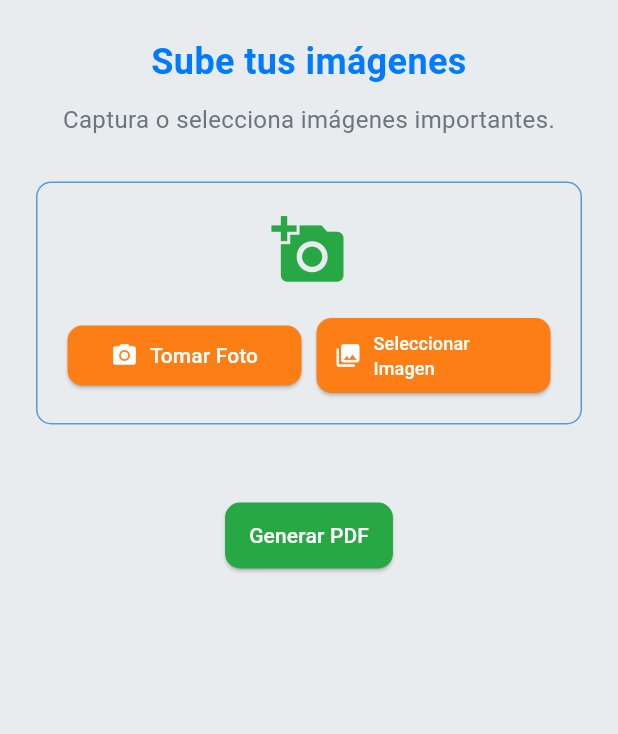
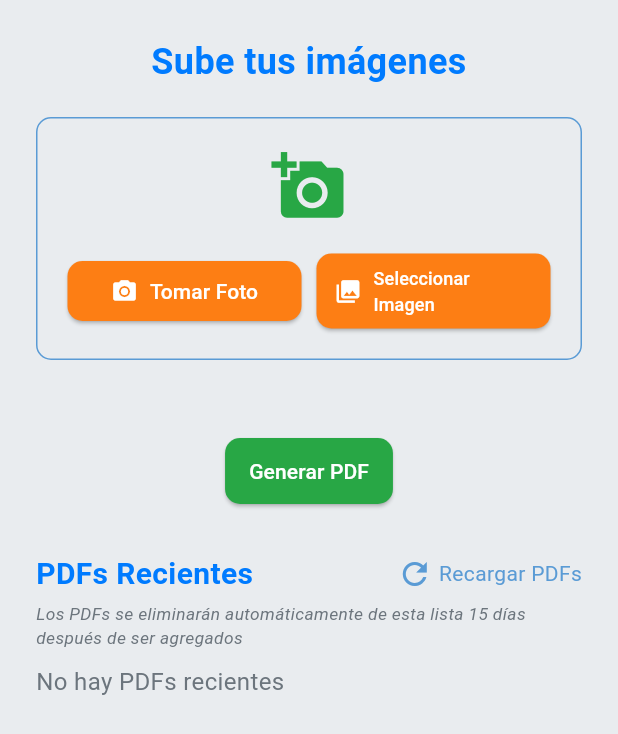
Before and after one commit to leonardoarrieta30/Dago, a Flutter app: the UploadFile screen opened directly, after a tap on "Tomar Foto", on a phone screen of 412 x 824 dp. Shown: the top 734 px of the screen. Run offline on Flutter 3.47's test engine with Material 3 defaults, Android fonts, the light colour scheme and no system bars; our stand-ins replace image_picker, pdf, permission_handler, printing, share_plus, shared_preferences; accounts and stored records are empty.

Commit message:
se agrego view recent pdfs y caracteristicas

```diff
--- a/lib/components/profile.dart
+++ b/lib/components/profile.dart
@@ -260,6 +260,7 @@ class _ProfilePageState extends State<ProfilePage> {
   void _logout() async {
     SharedPreferences prefs = await SharedPreferences.getInstance();
     await prefs.remove('usuario');
+    await prefs.remove('social_networks');
     Navigator.of(context)
         .pushNamedAndRemoveUntil('/login', (Route<dynamic> route) => false);
   }
--- a/lib/components/upload_file.dart
+++ b/lib/components/upload_file.dart
@@ -42,6 +42,10 @@ class _UploadFileState extends State<UploadFile> {
   bool _isLoading = true;
   bool _isGeneratingPDF = false;
 
+  List<Document> _recentPDFs = [];
+  bool _isLoadingPDFs = false;
+  String? _lastGeneratedPDFName;
+
   // Paleta de colores
   final Color primaryColor = Color(0xFF007BFF);
   final Color accentColor = Color(0xFF28A745);
@@ -58,6 +62,9 @@ class _UploadFileState extends State<UploadFile> {
     // jobTitleController = TextEditingController();
     // bioController = TextEditingController();
     _loadData();
+    WidgetsBinding.instance.addPostFrameCallback((_) {
+      _loadPDFs();
+    });
   }
 
   // Future<void> _clearCache() async {
@@ -65,36 +72,39 @@ class _UploadFileState extends State<UploadFile> {
   //   await prefs.remove('cached_docs');
   // }
 
-  // Future<void> _loadRecentPDFs() async {
-  //   if (_user != null && _httpHelper != null) {
-  //     try {
-  //       SharedPreferences prefs = await SharedPreferences.getInstance();
-  //       String? cachedDocs = prefs.getString('cached_docs');
+  @override
+  void dispose() {
+    _lastGeneratedPDFName =
+        null; // Resetea el nombre del PDF al salir del componente
+    super.dispose();
+  }
 
-  //       if (cachedDocs != null) {
-  //         // Si hay documentos en caché, úsalos
-  //         List<dynamic> decodedDocs = jsonDecode(cachedDocs);
-  //         _recentPDFs =
-  //             decodedDocs.map((doc) => Document.fromJson(doc)).toList();
-  //         print('Loaded ${_recentPDFs?.length} PDFs from cache');
-  //       } else {
-  //         // Si no hay caché, carga desde la API
-  //         print('Loading PDFs for user ID: ${_user!.id}');
-  //         final recentDocs =
-  //             await _httpHelper!.getDocumentosByUserId(_user!.id);
-  //         _recentPDFs = recentDocs;
-  //         print('Loaded ${_recentPDFs?.length} PDFs from API');
-
-  //         // Guarda los documentos en caché
-  //         await prefs.setString('cached_docs', jsonEncode(_recentPDFs));
-  //       }
-  //     } catch (e) {
-  //       print('Error al cargar PDFs recientes: $e');
-  //     }
-  //   } else {
-  //     print('User or httpHelper is null');
-  //   }
-  // }
+  Future<void> _loadPDFs() async {
+    if (_user != null && _httpHelper != null) {
+      setState(() => _isLoadingPDFs = true);
+      try {
+        print('Loading PDFs for user ID: ${_user!.id}');
+        final recentDocs = await _httpHelper!.getDocumentosByUserId(_user!.id);
+        if (mounted) {
+          setState(() {
+            _recentPDFs = _filterOldPDFs(recentDocs)
+              // _recentPDFs = recentDocs
+              ..sort((a, b) => b.fechaSubida.compareTo(a.fechaSubida));
+            _isLoadingPDFs = false;
+          });
+        }
+        print('Loaded ${_recentPDFs.length} PDFs from API');
+      } catch (e) {
+        print('Error al cargar PDFs recientes: $e');
+        if (mounted) {
+          setState(() => _isLoadingPDFs = false);
+        }
+      }
+    } else {
+      print(
+          'User or httpHelper is null. User: $_user, HttpHelper: $_httpHelper');
+    }
+  }
 
   Future<void> _loadUsuario() async {
     SharedPreferences prefs = await SharedPreferences.getInstance();
@@ -118,11 +128,23 @@ class _UploadFileState extends State<UploadFile> {
     //   print(_user?.id);
     //   await _loadRecentPDFs();
     // }
+    WidgetsBinding.instance.addPostFrameCallback((_) {
+      _loadPDFs();
+    });
 
     if (mounted) {
       // Verificar nuevamente si el widget está montado antes de llamar a setState
       setState(() => _isLoading = false);
     }
+  }
+
+  //esta para un dia veremos mañana
+  List<Document> _filterOldPDFs(List<Document> pdfs) {
+    final now = DateTime.now();
+    return pdfs.where((pdf) {
+      final difference = now.difference(pdf.fechaSubida);
+      return difference.inDays < 15;
+    }).toList();
   }
 
   @override
@@ -181,6 +203,7 @@ class _UploadFileState extends State<UploadFile> {
 
         setState(() {
           _images.add(newImage);
+          _lastGeneratedPDFName = null;
         });
 
         final appDir = await getApplicationDocumentsDirectory();
@@ -196,36 +219,62 @@ class _UploadFileState extends State<UploadFile> {
 
     Future<String?> _getPDFTitle() async {
       String? title;
-      await showDialog(
+      bool? confirmed = await showDialog<bool>(
         context: context,
+        barrierDismissible:
+            false, // Previene cerrar el diálogo tocando fuera de él
         builder: (BuildContext context) {
+          return StatefulBuilder(builder: (context, setState) {
             return AlertDialog(
               title: Text('Título del PDF'),
-            content: TextField(
+              content: Column(
+                mainAxisSize: MainAxisSize.min,
+                children: [
+                  TextField(
                     onChanged: (value) {
+                      setState(() {
                         title = value;
+                      });
                     },
                     decoration:
                         InputDecoration(hintText: "Ingrese el título del PDF"),
+                  ),
+                  if (title != null && title!.isEmpty)
+                    Padding(
+                      padding: const EdgeInsets.only(top: 8.0),
+                      child: Text(
+                        "Por favor, ingrese un título",
+                        style: TextStyle(color: Colors.red, fontSize: 12),
+                      ),
+                    ),
+                ],
               ),
               actions: <Widget>[
                 TextButton(
                   child: Text('Cancelar'),
                   onPressed: () {
-                  Navigator.of(context).pop();
+                    Navigator.of(context).pop(false);
                   },
                 ),
                 TextButton(
                   child: Text('Guardar'),
                   onPressed: () {
-                  Navigator.of(context).pop(title);
+                    if (title == null || title!.isEmpty) {
+                      setState(() {
+                        title = ""; // Esto activará el mensaje de advertencia
+                      });
+                    } else {
+                      Navigator.of(context).pop(true);
+                    }
                   },
                 ),
               ],
             );
+          });
         },
       );
-      return title;
+
+      return confirmed == true ? title : null;
     }
 
     Future<String?> _generateAndSharePDF() async {
@@ -243,7 +292,10 @@ class _UploadFileState extends State<UploadFile> {
 
       try {
         String? pdfTitle = await _getPDFTitle();
-        if (pdfTitle == null) return null; // El usuario canceló la operación
+        if (pdfTitle == null || pdfTitle.isEmpty) {
+          setState(() => _isGeneratingPDF = false);
+          return null; // El usuario canceló la operación o no ingresó un título
+        }
 
         showDialog(
           context: context,
@@ -323,6 +375,8 @@ class _UploadFileState extends State<UploadFile> {
         if (mounted) {
           setState(() {
             _generatedPDFPath = file.path;
+            _lastGeneratedPDFName = pdfTitle;
+            _images.clear();
             // _recentPDFs.insert(
             //     0,
             //     RecentPDF(
@@ -359,9 +413,19 @@ class _UploadFileState extends State<UploadFile> {
       }
     }
 
+    void _deleteImage(int index) {
+      setState(() {
+        _images.removeAt(index);
+      });
+    }
+
     Future<void> _sharePDF() async {
       if (_generatedPDFPath != null) {
         await Share.shareFiles([_generatedPDFPath!], text: 'Aquí está tu PDF');
+        // setState(() {
+        //   _lastGeneratedPDFName =
+        //       null; // Resetea el nombre después de compartir
+        // });
       } else {
         ScaffoldMessenger.of(context).showSnackBar(
           SnackBar(content: Text('Primero debes generar el PDF')),
@@ -432,13 +496,13 @@ class _UploadFileState extends State<UploadFile> {
                       color: primaryColor),
                   textAlign: TextAlign.center,
                 ),
-                SizedBox(height: 10),
-                Text(
-                  'Captura o selecciona imágenes importantes.',
-                  style: TextStyle(fontSize: 16, color: textColor),
-                  textAlign: TextAlign.center,
-                ),
-                SizedBox(height: 30),
+                // SizedBox(height: 10),
+                // Text(
+                //   'Captura o selecciona imágenes importantes.',
+                //   style: TextStyle(fontSize: 16, color: textColor),
+                //   textAlign: TextAlign.center,
+                // ),
+                SizedBox(height: 20),
                 Container(
                   decoration: BoxDecoration(
                     border: Border.all(color: secondaryTextColor),
@@ -508,8 +572,11 @@ class _UploadFileState extends State<UploadFile> {
                       scrollDirection: Axis.horizontal,
                       itemCount: _images.length,
                       itemBuilder: (context, index) {
-                        return GestureDetector(
-                          onTap: () => _showDescriptionDialog(_images[index]),
+                        return Stack(
+                          children: [
+                            GestureDetector(
+                              onTap: () =>
+                                  _showDescriptionDialog(_images[index]),
                               child: Padding(
                                 padding: const EdgeInsets.only(right: 8.0),
                                 child: Column(
@@ -535,12 +602,14 @@ class _UploadFileState extends State<UploadFile> {
                                         textAlign: TextAlign.center,
                                         style: TextStyle(
                                           fontSize: 12,
-                                      color:
-                                          _images[index].description.isNotEmpty
+                                          color: _images[index]
+                                                  .description
+                                                  .isNotEmpty
                                               ? Colors.black
                                               : Colors.grey,
-                                      fontStyle:
-                                          _images[index].description.isNotEmpty
+                                          fontStyle: _images[index]
+                                                  .description
+                                                  .isNotEmpty
                                               ? FontStyle.normal
                                               : FontStyle.italic,
                                         ),
@@ -549,6 +618,27 @@ class _UploadFileState extends State<UploadFile> {
                                   ],
                                 ),
                               ),
+                            ),
+                            Positioned(
+                              top: 5,
+                              right: 5,
+                              child: GestureDetector(
+                                onTap: () => _deleteImage(index),
+                                child: Container(
+                                  padding: EdgeInsets.all(2),
+                                  decoration: BoxDecoration(
+                                    color: Colors.red,
+                                    shape: BoxShape.circle,
+                                  ),
+                                  child: Icon(
+                                    Icons.close,
+                                    color: Colors.white,
+                                    size: 20,
+                                  ),
+                                ),
+                              ),
+                            ),
+                          ],
                         );
                       },
                     ),
@@ -595,7 +685,9 @@ class _UploadFileState extends State<UploadFile> {
                     ),
                     if (_generatedPDFPath != null)
                       ElevatedButton(
-                        child: Text('Compartir PDF'),
+                        child: Text(_lastGeneratedPDFName != null
+                            ? 'Compartir PDF: $_lastGeneratedPDFName'
+                            : 'Compartir PDF'),
                         onPressed: _sharePDF,
                         style: ElevatedButton.styleFrom(
                           primary: buttonColor,
@@ -610,43 +702,94 @@ class _UploadFileState extends State<UploadFile> {
                   ],
                 ),
                 SizedBox(height: 30),
-                // if (_recentPDFs!.isNotEmpty) ...[
-                //   Text(
-                //     'PDFs Recientes',
-                //     style: TextStyle(
-                //       fontSize: 20,
-                //       fontWeight: FontWeight.bold,
-                //       color: primaryColor,
+                Column(
+                  crossAxisAlignment: CrossAxisAlignment.start,
+                  children: [
+                    Row(
+                      mainAxisAlignment: MainAxisAlignment.spaceBetween,
+                      children: [
+                        Text(
+                          'PDFs Recientes',
+                          style: TextStyle(
+                            fontSize: 20,
+                            fontWeight: FontWeight.bold,
+                            color: primaryColor,
+                          ),
+                        ),
+                        InkWell(
+                          onTap: _loadPDFs,
+                          child: Row(
+                            children: [
+                              Icon(Icons.refresh, color: secondaryTextColor),
+                              SizedBox(width: 4),
+                              Text(
+                                'Recargar PDFs',
+                                style: TextStyle(
+                                  color: secondaryTextColor,
+                                  fontSize: 14,
+                                ),
+                              ),
+                            ],
+                          ),
+                        ),
+                      ],
+                    ),
+                    SizedBox(height: 4),
+                    Text(
+                      'Los PDFs se eliminarán automáticamente de esta lista 15 días después de ser agregados',
+                      style: TextStyle(
+                        fontSize: 11.5,
+                        color: textColor,
+                        fontStyle: FontStyle.italic,
+                      ),
+                    ),
+                    SizedBox(height: 10),
+                    if (_isLoadingPDFs)
+                      Center(child: CircularProgressIndicator())
+                    else if (_recentPDFs.isEmpty)
+                      Text(
+                        'No hay PDFs recientes',
+                        style: TextStyle(fontSize: 16, color: textColor),
+                      )
+                    else
+                      Container(
+                        height: 250, // Ajusta esta altura según tus necesidades
+                        child: ListView.builder(
+                          itemCount: _recentPDFs.length,
+                          itemBuilder: (context, index) {
+                            final document = _recentPDFs[index];
+                            return ListTile(
+                              title: Text(document.titulo),
+                              subtitle: Text(DateFormat('dd/MM/yyyy HH:mm')
+                                  .format(document.fechaSubida)),
+                              leading: Icon(Icons.picture_as_pdf,
+                                  color: accentColor),
+                              onTap: () {
+                                print('Abrir PDF: ${document.titulo}');
+                              },
+                            );
+                          },
+                        ),
+                      ),
+                  ],
+                ),
+                // SizedBox(height: 20), // Añade espacio antes del botón
+                // Padding(
+                //   padding: EdgeInsets.symmetric(
+                //       horizontal: 20), // Añade padding horizontal
+                //   child: ElevatedButton(
+                //     child: Text('Recargar PDFs'),
+                //     onPressed: _loadPDFs,
+                //     style: ElevatedButton.styleFrom(
+                //       primary: secondaryTextColor,
+                //       onPrimary: Colors.white,
+                //       padding: EdgeInsets.symmetric(vertical: 12),
+                //       shape: RoundedRectangleBorder(
+                //         borderRadius: BorderRadius.circular(10),
+                //       ),
                 //     ),
                 //   ),
-                //   SizedBox(height: 10),
-                //   ListView.builder(
-                //     shrinkWrap: true,
-                //     physics: NeverScrollableScrollPhysics(),
-                //     itemCount: _recentPDFs?.length,
-                //     itemBuilder: (context, index) {
-                //       final document = _recentPDFs?[index];
-                //       return ListTile(
-                //         title: Text(document!.titulo),
-                //         subtitle: Text(DateFormat('dd/MM/yyyy')
-                //             .format(document.fechaSubida)),
-                //         leading: Icon(Icons.picture_as_pdf, color: accentColor),
-                //         // trailing: document.estadoDocumento != null
-                //         //     ? Text(document.estadoDocumento!)
-                //         //     : null,
-                //         onTap: () {
-                //           // Implementar acción para abrir o descargar el PDF
-                //           print('Abrir PDF: ${document.titulo}');
-                //         },
-                //       );
-                //     },
-                //   ),
-                // ] else if (!_isLoading) ...[
-                //   Text(
-                //     'No hay PDFs recientes',
-                //     style: TextStyle(fontSize: 16, color: textColor),
-                //   ),
-                // ],
+                // ),
               ],
             ),
           ),
--- a/lib/data/remote/http_helper.dart
+++ b/lib/data/remote/http_helper.dart
@@ -447,7 +447,8 @@ class HttpHelper {
       body: jsonEncode(<String, dynamic>{
         'titulo': titulo,
         'documento_base64': docuBase64,
-        "fecha_subida": DateFormat('yyyy-MM-dd').format(DateTime.now()),
+        "fecha_subida":
+            DateFormat('yyyy-MM-dd HH:mm:ss').format(DateTime.now()),
         'usuarioId': usuarioId,
       }),
     );
--- a/lib/models/document.dart
+++ b/lib/models/document.dart
@@ -30,4 +30,9 @@ class Document {
       // 'estado_documento': estadoDocumento,+
     };
   }
+
+  @override
+  String toString() {
+    return 'Document{id: $id, titulo: $titulo, fechaSubida: $fechaSubida}';
+  }
 }
```
Lines whose indentation alone changed are shown as unchanged.
